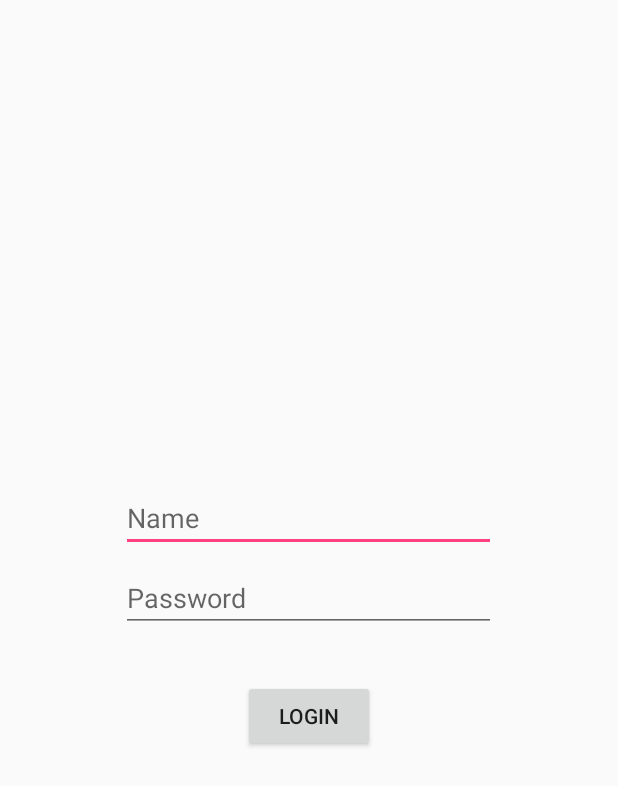
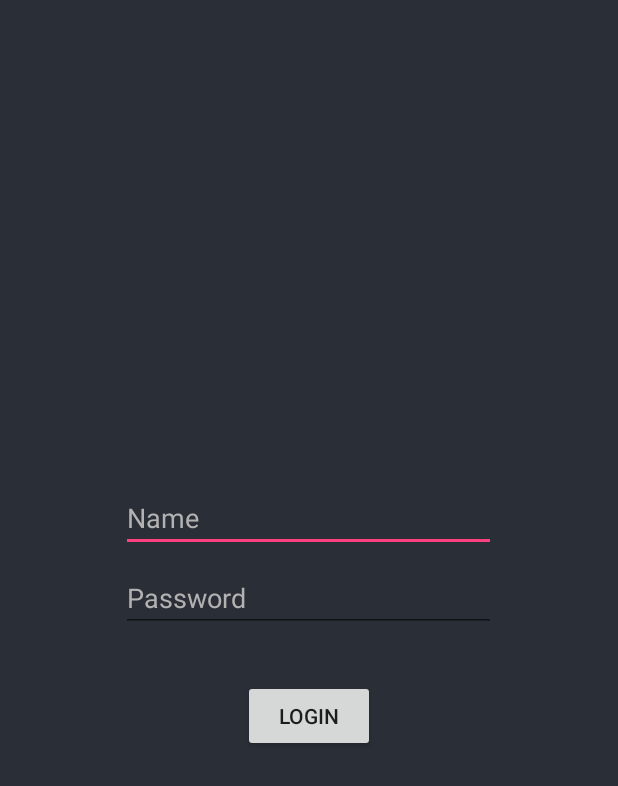
Before and after one commit to hbartek230/PierwszaApi, an Android app: the screen it shows after launch (MainActivity), on a phone screen of 412 x 824 dp. Shown: the top 786 px of the screen. Run offline under Robolectric (Android 15) with nearby library versions, the phone set to English and light mode, and no system bars; our stand-ins replace Firebase (no records; nobody signed in at launch, a user with empty details on screens opened directly).

Commit message:
my first git project

```diff
--- a/app/src/main/java/com/example/bhren/myapplication/MainActivity.java
+++ b/app/src/main/java/com/example/bhren/myapplication/MainActivity.java
@@ -72,21 +72,5 @@ public class MainActivity extends AppCompatActivity {
             }
         });
 
-
-
-    /*private void login(String userName, String userPassword) {
-        if ((userName.equals("admin")) && (userPassword.equals("123"))) {
-            RightInfo = "Hasło poprawne. Zalogowano";
-            Toast.makeText(MainActivity.this, RightInfo, Toast.LENGTH_SHORT).show();
-            startActivity(new Intent(MainActivity.this, SecondActivity.class));
-            finish();
-        } else {
-            counter--;
-            WrongInfo = "Błędne hasło. Pozostało prób: " + String.valueOf(counter);
-            Toast.makeText(MainActivity.this, WrongInfo, Toast.LENGTH_SHORT).show();
-            if (counter == 0) {
-                Login.setEnabled(false);
-            }
-        }*/
     }
 }
--- a/app/src/main/res/layout/activity_main.xml
+++ b/app/src/main/res/layout/activity_main.xml
@@ -1,10 +1,12 @@
 <?xml version="1.0" encoding="utf-8"?>
 
 <LinearLayout xmlns:android="http://schemas.android.com/apk/res/android"
+    xmlns:tools="http://schemas.android.com/tools"
     android:layout_width="match_parent"
     android:layout_height="match_parent"
     android:gravity="center"
     android:orientation="vertical"
+    android:background="@color/primaryColor"
     android:visibility="visible">
 
     <EditText
@@ -15,7 +17,10 @@
         android:layout_marginStart="8dp"
         android:ems="10"
         android:hint="@string/act_main_name"
-        android:inputType="textPersonName" />
+        android:inputType="textPersonName"
+        android:textColor="@color/secondaryColor"
+        android:textColorHint="@color/primaryText"
+        android:textColorLink="@color/secondaryColor" />
 
     <EditText
         android:id="@+id/etPassword"
@@ -27,7 +32,10 @@
         android:layout_marginTop="8dp"
         android:ems="10"
         android:hint="@string/act_main_password"
-        android:inputType="textPassword" />
+        android:inputType="textPassword"
+        android:textColor="@color/secondaryColor"
+        android:textColorHint="@color/primaryText"
+        android:textColorLink="@color/secondaryColor" />
 
     <Button
         android:id="@+id/btnLogin"
@@ -36,5 +44,5 @@
         android:layout_marginEnd="8dp"
         android:layout_marginStart="8dp"
         android:layout_marginTop="24dp"
-        android:text="Login" />
+        android:text="@string/act_main_loginbtn" />
 </LinearLayout>
--- a/app/src/main/res/values/colors.xml
+++ b/app/src/main/res/values/colors.xml
@@ -3,4 +3,8 @@
     <color name="colorPrimary">#3F51B5</color>
     <color name="colorPrimaryDark">#303F9F</color>
     <color name="colorAccent">#FF4081</color>
+
+    <color name="primaryColor">#2A2E37</color>
+    <color name="secondaryColor">#FFFF8D</color>
+    <color name="primaryText">#B2B2B2</color>
 </resources>
--- a/app/src/main/res/values/strings.xml
+++ b/app/src/main/res/values/strings.xml
@@ -1,11 +1,13 @@
 <resources>
     <string name="app_name">Pszczółka Majusia</string>
+    //MainScreen Strings
     <string name="act_main_name">Name</string>
     <string name="act_main_password">Password</string>
+    <string name="act_main_loginbtn">Login</string>
 
     <string name="act_menu_addHarvest">Add Harvest</string>
     <string name="act_menu_addSell">Add Sell</string>
-    <string name="act_menu_viewHistory">View History</string>
+    <string name="act_menu_viewHistory">View Sell History</string>
 
     <string-array name="act_addHarvest_spinner">
         <item>Rzepak</item>
```
Also changed, not shown: app/src/main/java/com/example/bhren/myapplication/Model/Users.java (+11 -1 lines), app/src/main/java/com/example/bhren/myapplication/SecondActivity.java (+2 -5 lines), 1 other file.
